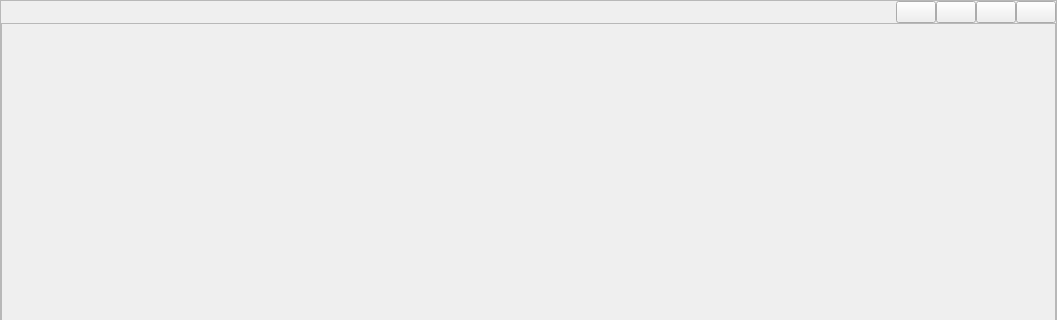
Before: the Qt Designer form src/gui/ui/main.ui in LaM0uette/MyDLG, drawn with Qt 5; both pictures show x 0 to 1057 and y 0 to 320 of the 1057 by 775 pixel window.
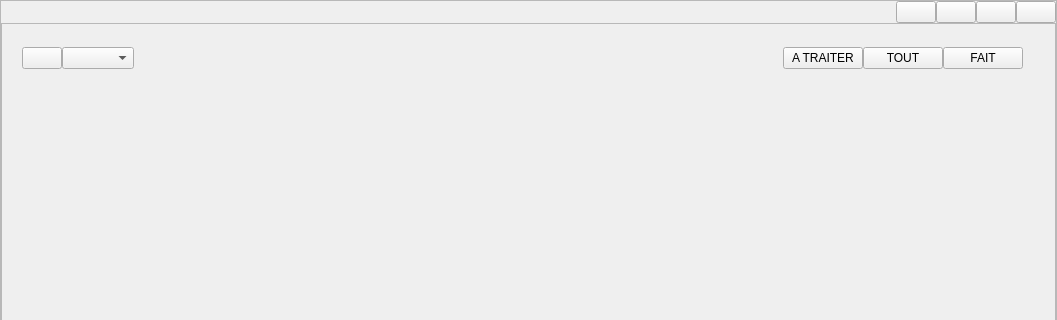
After: the same form once the commit is applied. The open tabs and pages were chosen to show the change.

Commit message: page dlg - ui - top

What changed in the file:
```diff
--- a/src/gui/ui/main.ui
+++ b/src/gui/ui/main.ui
@@ -202,7 +202,70 @@
              </item>
             </layout>
            </widget>
-           <widget class="QWidget" name="page_2"/>
+           <widget class="QWidget" name="page_2">
+            <widget class="QWidget" name="">
+             <property name="geometry">
+              <rect>
+               <x>20</x>
+               <y>20</y>
+               <width>1001</width>
+               <height>28</height>
+              </rect>
+             </property>
+             <layout class="QHBoxLayout" name="horizontalLayout_2">
+              <property name="spacing">
+               <number>0</number>
+              </property>
+              <item>
+               <widget class="QPushButton" name="pb_retour_menu"/>
+              </item>
+              <item>
+               <widget class="QComboBox" name="cb_marche"/>
+              </item>
+              <item>
+               <spacer name="horizontalSpacer_5">
+                <property name="orientation">
+                 <enum>Qt::Horizontal</enum>
+                </property>
+                <property name="sizeHint" stdset="0">
+                 <size>
+                  <width>40</width>
+                  <height>20</height>
+                 </size>
+                </property>
+               </spacer>
+              </item>
+              <item>
+               <layout class="QHBoxLayout" name="horizontalLayout">
+                <property name="spacing">
+                 <number>0</number>
+                </property>
+                <item>
+                 <widget class="QPushButton" name="pb_filtre_atraiter">
+                  <property name="text">
+                   <string>A TRAITER</string>
+                  </property>
+                 </widget>
+                </item>
+                <item>
+                 <widget class="QPushButton" name="pb_filtre_tout">
+                  <property name="text">
+                   <string>TOUT</string>
+                  </property>
+                 </widget>
+                </item>
+                <item>
+                 <widget class="QPushButton" name="pb_filtre_fait">
+                  <property name="text">
+                   <string>FAIT</string>
+                  </property>
+                 </widget>
+                </item>
+               </layout>
+              </item>
+             </layout>
+            </widget>
+           </widget>
           </widget>
          </item>
         </layout>
```
Left out of the diff: 40 changed lines with no effect on the pictures. The commit also changes 7 other files.
